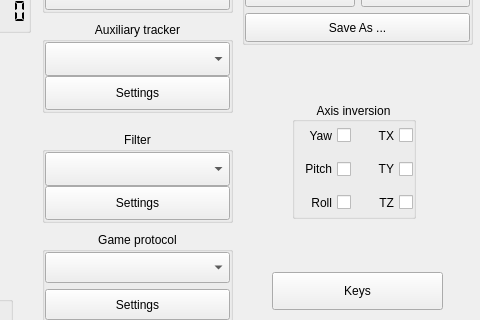
The window that facetracknoir/facetracknoir.ui (opentrack/opentrack) describes before a commit, drawn with Qt 5; both pictures show x 308 to 788 and y 138 to 458 of the 788 by 554 pixel window.
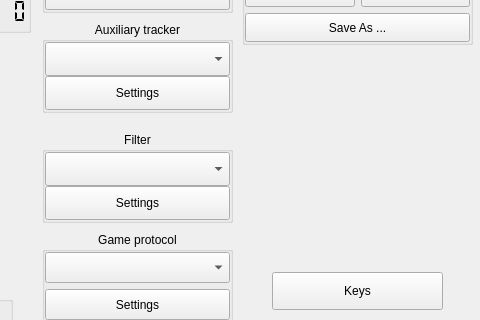
The same window after the commit. Icons and pictures are not drawn. Custom widgets are drawn as their Qt base class.

Commit message: move axis inversion into the "mapping" window

The edit to the form file:
```diff
--- a/facetracknoir/facetracknoir.ui
+++ b/facetracknoir/facetracknoir.ui
@@ -896,164 +896,6 @@
      <string/>
     </property>
    </widget>
-   <widget class="QGroupBox" name="groupBox_4">
-    <property name="geometry">
-     <rect>
-      <x>600</x>
-      <y>240</y>
-      <width>124</width>
-      <height>117</height>
-     </rect>
-    </property>
-    <property name="maximumSize">
-     <size>
-      <width>65536</width>
-      <height>65536</height>
-     </size>
-    </property>
-    <property name="font">
-     <font>
-      <kerning>true</kerning>
-     </font>
-    </property>
-    <property name="title">
-     <string>Axis inversion</string>
-    </property>
-    <property name="alignment">
-     <set>Qt::AlignCenter</set>
-    </property>
-    <property name="flat">
-     <bool>true</bool>
-    </property>
-    <property name="checkable">
-     <bool>false</bool>
-    </property>
-    <layout class="QGridLayout" name="gridLayout_4" rowstretch="6,6,6" columnstretch="6,6" rowminimumheight="6,6,6" columnminimumwidth="6,6">
-     <property name="sizeConstraint">
-      <enum>QLayout::SetMinAndMaxSize</enum>
-     </property>
-     <property name="spacing">
-      <number>6</number>
-     </property>
-     <item row="0" column="0">
-      <widget class="QCheckBox" name="chkInvertYaw">
-       <property name="maximumSize">
-        <size>
-         <width>65536</width>
-         <height>65536</height>
-        </size>
-       </property>
-       <property name="layoutDirection">
-        <enum>Qt::RightToLeft</enum>
-       </property>
-       <property name="styleSheet">
-        <string notr="true">background:none;</string>
-       </property>
-       <property name="text">
-        <string>Yaw</string>
-       </property>
-      </widget>
-     </item>
-     <item row="0" column="1">
-      <widget class="QCheckBox" name="chkInvertX">
-       <property name="maximumSize">
-        <size>
-         <width>65536</width>
-         <height>65536</height>
-        </size>
-       </property>
-       <property name="layoutDirection">
-        <enum>Qt::RightToLeft</enum>
-       </property>
-       <property name="styleSheet">
-        <string notr="true">background:none;</string>
-       </property>
-       <property name="text">
-        <string>TX</string>
-       </property>
-      </widget>
-     </item>
-     <item row="1" column="0">
-      <widget class="QCheckBox" name="chkInvertPitch">
-       <property name="maximumSize">
-        <size>
-         <width>65536</width>
-         <height>65536</height>
-        </size>
-       </property>
-       <property name="layoutDirection">
-        <enum>Qt::RightToLeft</enum>
-       </property>
-       <property name="autoFillBackground">
-        <bool>false</bool>
-       </property>
-       <property name="styleSheet">
-        <string notr="true">background:none;</string>
-       </property>
-       <property name="text">
-        <string>Pitch</string>
-       </property>
-      </widget>
-     </item>
-     <item row="1" column="1">
-      <widget class="QCheckBox" name="chkInvertY">
-       <property name="maximumSize">
-        <size>
-         <width>65536</width>
-         <height>65536</height>
-        </size>
-       </property>
-       <property name="layoutDirection">
-        <enum>Qt::RightToLeft</enum>
-       </property>
-       <property name="styleSheet">
-        <string notr="true">background:none;</string>
-       </property>
-       <property name="text">
-        <string>TY</string>
-       </property>
-      </widget>
-     </item>
-     <item row="2" column="0">
-      <widget class="QCheckBox" name="chkInvertRoll">
-       <property name="maximumSize">
-        <size>
-         <width>65536</width>
-         <height>65536</height>
-        </size>
-       </property>
-       <property name="layoutDirection">
-        <enum>Qt::RightToLeft</enum>
-       </property>
-       <property name="styleSheet">
-        <string notr="true">background:none;</string>
-       </property>
-       <property name="text">
-        <string>Roll</string>
-       </property>
-      </widget>
-     </item>
-     <item row="2" column="1">
-      <widget class="QCheckBox" name="chkInvertZ">
-       <property name="maximumSize">
-        <size>
-         <width>65536</width>
-         <height>65536</height>
-        </size>
-       </property>
-       <property name="layoutDirection">
-        <enum>Qt::RightToLeft</enum>
-       </property>
-       <property name="styleSheet">
-        <string notr="true">background:none;</string>
-       </property>
-       <property name="text">
-        <string>TZ</string>
-       </property>
-      </widget>
-     </item>
-    </layout>
-   </widget>
    <widget class="QGroupBox" name="groupBox_3">
     <property name="geometry">
      <rect>
```
The commit also changes 3 other files.
